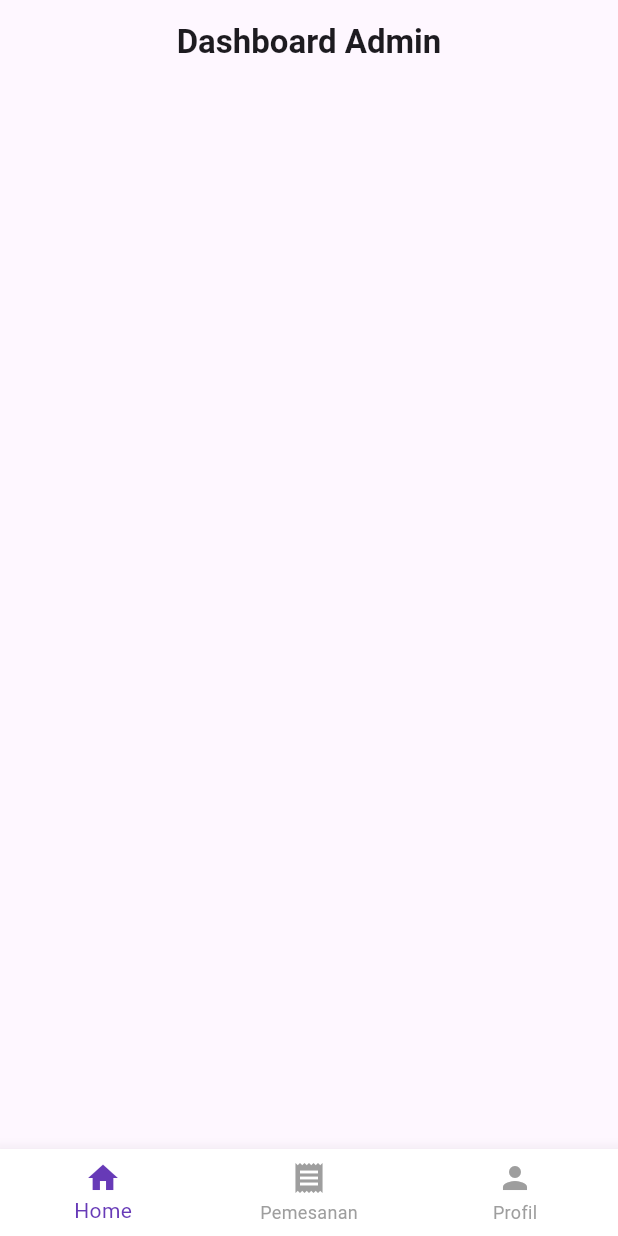
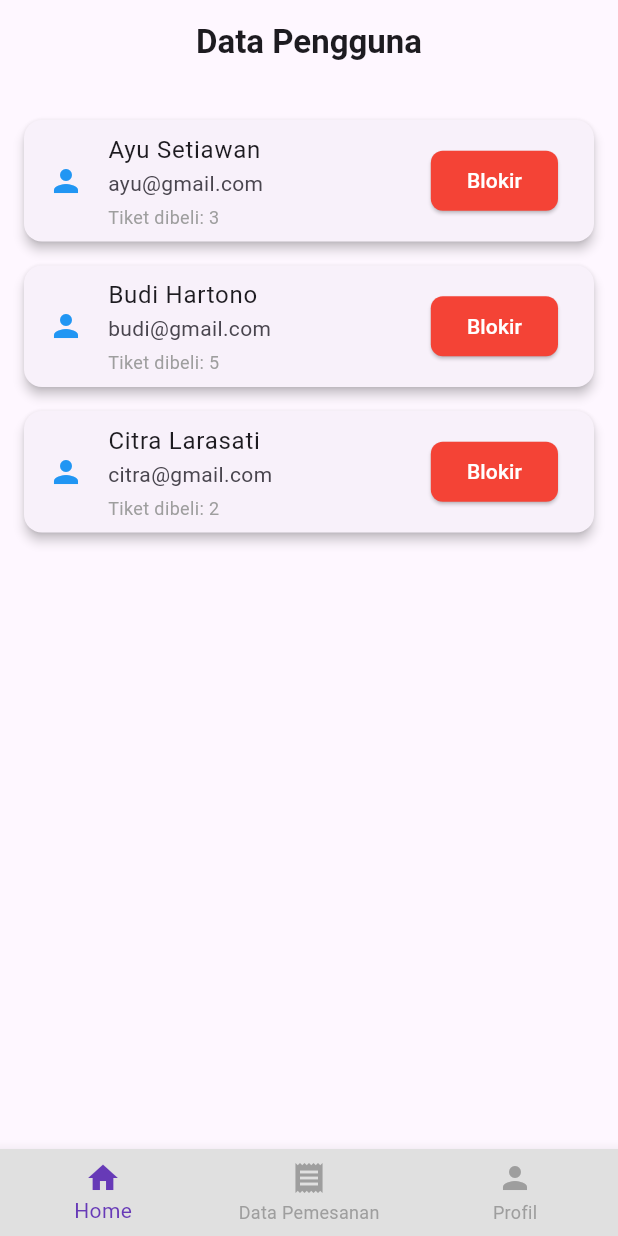
Before and after one commit to faizaST/klmpk_3, a Flutter app: the screen it shows after launch, on a phone screen of 412 x 824 dp. Run offline on Flutter 3.47's test engine with Material 3 defaults, Android fonts, the phone set to English and light mode, and no system bars.

Commit message:
menambahkan pengguna

```diff
--- a/lib/main.dart
+++ b/lib/main.dart
@@ -1,4 +1,5 @@
 import 'package:flutter/material.dart';
+import 'package:klmpk_3/screens/admin/pengguna_page.dart';
 import 'screens/admin/admin_home_page.dart';
 
 void main() {
@@ -16,7 +17,7 @@ class MyApp extends StatelessWidget {
       theme: ThemeData(
         colorScheme: ColorScheme.fromSeed(seedColor: Colors.deepPurple),
       ),
-      home: AdminHomePage(),
+      home: PenggunaPage(),
     );
   }
 }
--- /dev/null
+++ b/lib/screens/admin/pengguna_page.dart
@@ -0,0 +1,151 @@
+import 'package:flutter/material.dart';
+//import 'pemesanan_page.dart';
+//import 'package:utama/screens/user/profil_page.dart';
+import 'admin_home_page.dart';
+
+class PenggunaPage extends StatefulWidget {
+  const PenggunaPage({super.key});
+
+  @override
+  State<PenggunaPage> createState() => _PenggunaPageState();
+}
+
+class _PenggunaPageState extends State<PenggunaPage> {
+  int _selectedIndex = 0;
+
+  void _onNavTapped(int index) {
+    setState(() {
+      _selectedIndex = index;
+    });
+
+    // Navigasi berdasarkan index menggunakan push
+    switch (index) {
+      case 0:
+        Navigator.push(
+          context,
+          MaterialPageRoute(builder: (context) => const AdminHomePage()),
+        );
+        break;
+      case 1:
+        //Navigator.push(
+        //context,
+        //MaterialPageRoute(builder: (context) => const PemesananPage()),
+        //);
+        break;
+      case 2:
+        //Navigator.push(
+        //context,
+        //MaterialPageRoute(builder: (context) => const ProfilPage()),
+        //);
+        break;
+    }
+  }
+
+  @override
+  Widget build(BuildContext context) {
+    final List<Map<String, dynamic>> penggunaList = [
+      {"nama": "Ayu Setiawan", "email": "ayu@gmail.com", "jumlahTiket": 3},
+      {"nama": "Budi Hartono", "email": "budi@gmail.com", "jumlahTiket": 5},
+      {"nama": "Citra Larasati", "email": "citra@gmail.com", "jumlahTiket": 2},
+    ];
+
+    return Scaffold(
+      appBar: AppBar(
+        title: const Text(
+          'Data Pengguna',
+          style: TextStyle(fontWeight: FontWeight.bold),
+        ),
+        centerTitle: true,
+        automaticallyImplyLeading: false,
+      ),
+      body: ListView.builder(
+        padding: const EdgeInsets.all(16),
+        itemCount: penggunaList.length,
+        itemBuilder: (context, index) {
+          final user = penggunaList[index];
+          return Card(
+            shape: RoundedRectangleBorder(
+              borderRadius: BorderRadius.circular(12),
+            ),
+            elevation: 3,
+            margin: const EdgeInsets.symmetric(vertical: 8),
+            child: ListTile(
+              leading: const Icon(Icons.person, color: Colors.blue),
+              title: Text(user['nama']),
+              subtitle: Column(
+                crossAxisAlignment: CrossAxisAlignment.start,
+                children: [
+                  Text(user['email']),
+                  const SizedBox(height: 4),
+                  Text(
+                    'Tiket dibeli: ${user['jumlahTiket']}',
+                    style: const TextStyle(fontSize: 12, color: Colors.grey),
+                  ),
+                ],
+              ),
+              trailing: ElevatedButton(
+                onPressed: () {
+                  showDialog(
+                    context: context,
+                    builder:
+                        (context) => AlertDialog(
+                          title: const Text('Konfirmasi'),
+                          content: Text('Blokir pengguna ${user['nama']}?'),
+                          actions: [
+                            TextButton(
+                              onPressed: () => Navigator.pop(context),
+                              child: const Text('Batal'),
+                            ),
+                            TextButton(
+                              onPressed: () {
+                                Navigator.pop(context);
+                                ScaffoldMessenger.of(context).showSnackBar(
+                                  SnackBar(
+                                    content: Text(
+                                      'Pengguna ${user['nama']} diblokir.',
+                                    ),
+                                  ),
+                                );
+                              },
+                              child: const Text(
+                                'Blokir',
+                                style: TextStyle(color: Colors.red),
+                              ),
+                            ),
+                          ],
+                        ),
+                  );
+                },
+                style: ElevatedButton.styleFrom(
+                  backgroundColor: Colors.red,
+                  foregroundColor: Colors.white,
+                  shape: RoundedRectangleBorder(
+                    borderRadius: BorderRadius.circular(8),
+                  ),
+                ),
+                child: const Text('Blokir'),
+              ),
+            ),
+          );
+        },
+      ),
+      bottomNavigationBar: BottomNavigationBar(
+        currentIndex: _selectedIndex,
+        onTap: _onNavTapped,
+        selectedItemColor: Colors.deepPurple,
+        unselectedItemColor: Colors.grey,
+        backgroundColor: Colors.grey[300],
+        showSelectedLabels: true,
+        showUnselectedLabels: true,
+        items: const [
+          BottomNavigationBarItem(icon: Icon(Icons.home), label: 'Home'),
+          BottomNavigationBarItem(
+            icon: Icon(Icons.receipt),
+            label: 'Data Pemesanan',
+          ),
+          BottomNavigationBarItem(icon: Icon(Icons.person), label: 'Profil'),
+        ],
+      ),
+    );
+  }
+}
```
